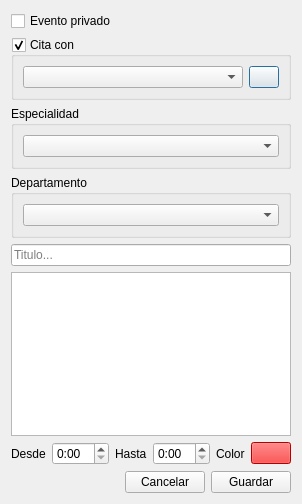
This is Agenda/editeventform.ui in arcnexus/RedFoX as Qt 5 draws it before an edit. The edited form follows.
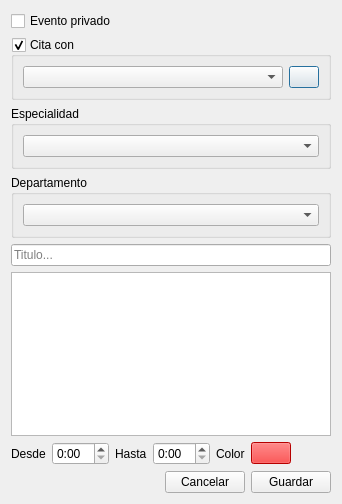
This is the edited form. Icons and pictures are not drawn.

Patch:
```diff
--- a/Agenda/editeventform.ui
+++ b/Agenda/editeventform.ui
@@ -6,7 +6,7 @@
    <rect>
     <x>0</x>
     <y>0</y>
-    <width>293</width>
+    <width>342</width>
     <height>504</height>
    </rect>
   </property>
```
Left out of the diff: 19 changed lines with no effect on the pictures.
